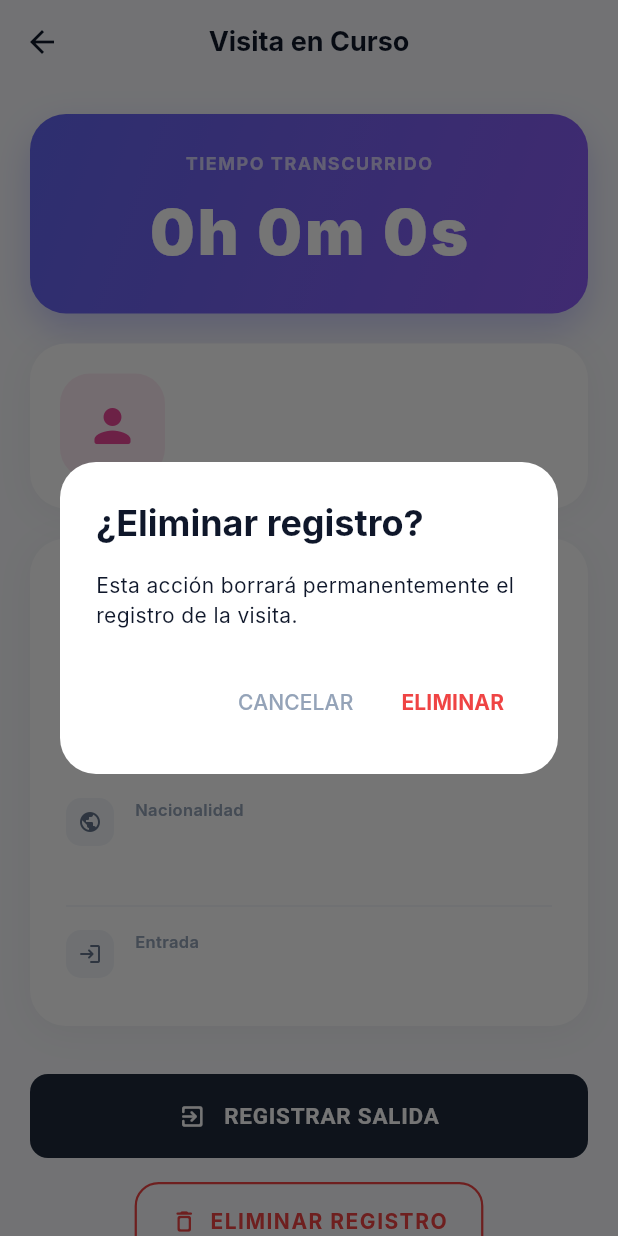
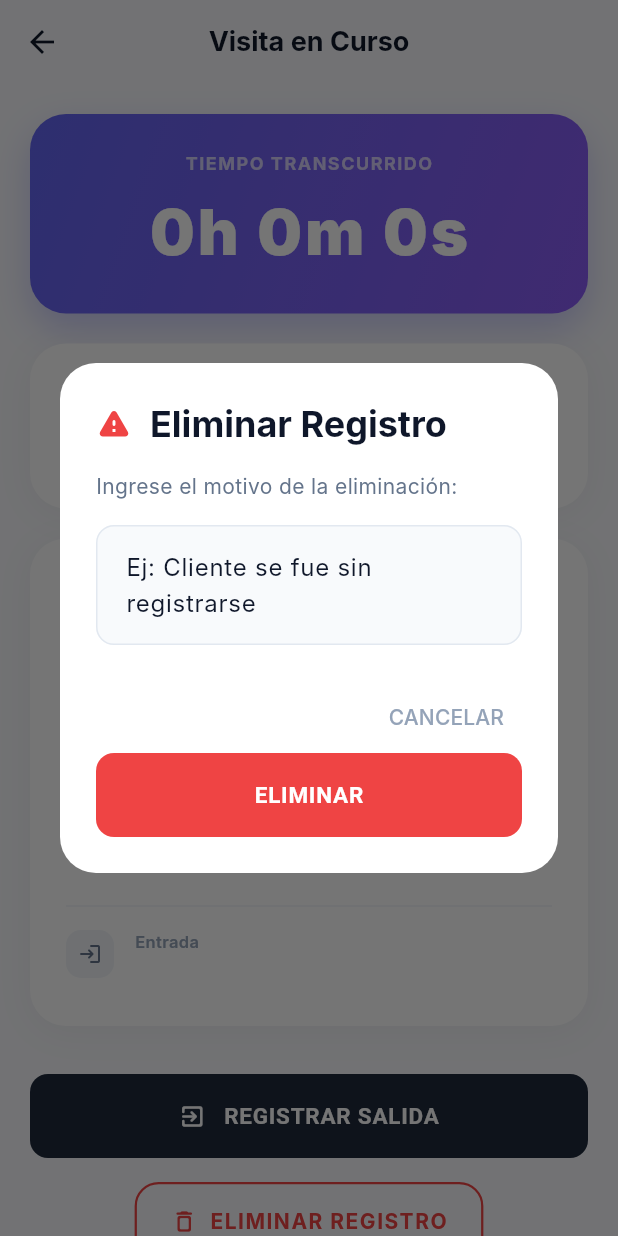
Before and after one commit to Tecnologia-Sseguridad/App-Porteria, a Flutter app: the VisitaDetalleScreen screen opened directly with empty values, after a tap on "ELIMINAR REGISTRO", on a phone screen of 412 x 824 dp. Run offline on Flutter 3.47's test engine with Material 3 defaults, Android fonts, the phone set to English and light mode, and no system bars; our stand-ins replace image_picker, shared_preferences; accounts and stored records are empty; Roboto replaces fonts that are missing (Inter).

```diff
--- a/mrz_app/lib/screens/home_screen.dart
+++ b/mrz_app/lib/screens/home_screen.dart
@@ -169,9 +169,13 @@ class _HomeScreenState extends State<HomeScreen>
       appBar: AppBar(
         title: const Text('CONTROL DE ACCESO'),
         actions: [
-          IconButton(
-            icon: const Icon(Icons.logout_rounded, color: Color(0xFF1E293B)),
+          TextButton.icon(
             onPressed: _logout,
+            icon: const Icon(Icons.logout_rounded, color: Color(0xFF1E293B), size: 20),
+            label: const Text(
+              'Cerrar sesión',
+              style: TextStyle(color: Color(0xFF1E293B), fontSize: 14, fontWeight: FontWeight.w600),
+            ),
           ),
         ],
       ),
--- a/mrz_app/lib/screens/visita_detalle_screen.dart
+++ b/mrz_app/lib/screens/visita_detalle_screen.dart
@@ -115,32 +115,68 @@ class _VisitaDetalleScreenState extends State<VisitaDetalleScreen> {
   Future<void> _eliminarRegistro() async {
     if (_visita.id == null) return;
 
-    final confirm = await showDialog<bool>(
+    final TextEditingController motivoController = TextEditingController();
+    final motivo = await showDialog<String>(
       context: context,
+      barrierDismissible: false,
       builder: (context) => AlertDialog(
         backgroundColor: Colors.white,
         shape: RoundedRectangleBorder(borderRadius: BorderRadius.circular(24)),
-        title: const Text('¿Eliminar registro?', style: TextStyle(fontWeight: FontWeight.bold)),
-        content: const Text('Esta acción borrará permanentemente el registro de la visita.'),
+        title: const Row(
+          children: [
+            Icon(Icons.warning_rounded, color: Color(0xFFEF4444)),
+            SizedBox(width: 12),
+            Text('Eliminar Registro', style: TextStyle(fontWeight: FontWeight.bold)),
+          ],
+        ),
+        content: Column(
+          mainAxisSize: MainAxisSize.min,
+          crossAxisAlignment: CrossAxisAlignment.start,
+          children: [
+            const Text(
+              'Ingrese el motivo de la eliminación:',
+              style: TextStyle(color: Color(0xFF64748B)),
+            ),
+            const SizedBox(height: 16),
+            TextField(
+              controller: motivoController,
+              decoration: InputDecoration(
+                hintText: 'Ej: Cliente se fue sin registrarse',
+                filled: true,
+                fillColor: const Color(0xFFF8FAFC),
+                border: OutlineInputBorder(
+                  borderRadius: BorderRadius.circular(12),
+                  borderSide: BorderSide.none,
+                ),
+              ),
+              maxLines: 2,
+            ),
+          ],
+        ),
         actions: [
           TextButton(
-            onPressed: () => Navigator.pop(context, false),
+            onPressed: () => Navigator.pop(context, null),
             child: const Text('CANCELAR', style: TextStyle(color: Color(0xFF94A3B8))),
           ),
-          TextButton(
-            onPressed: () => Navigator.pop(context, true),
-            child: const Text('ELIMINAR', style: TextStyle(color: Color(0xFFEF4444), fontWeight: FontWeight.bold)),
+          ElevatedButton(
+            onPressed: () => Navigator.pop(context, motivoController.text),
+            style: ElevatedButton.styleFrom(
+              backgroundColor: const Color(0xFFEF4444),
+              foregroundColor: Colors.white,
+              shape: RoundedRectangleBorder(borderRadius: BorderRadius.circular(12)),
+            ),
+            child: const Text('ELIMINAR'),
           ),
         ],
       ),
     );
 
-    if (confirm != true || _visita.id == null) return;
+    if (motivo == null || motivo.isEmpty) return;
 
     setState(() => _isLoading = true);
 
     try {
-      final response = await _apiService.eliminarVisita(_visita.id!);
+      final response = await _apiService.eliminarVisita(_visita.id!, motivo: motivo);
       if (response['success'] == true && mounted) {
         ScaffoldMessenger.of(context).showSnackBar(
           SnackBar(
--- a/mrz_app/lib/services/api_service.dart
+++ b/mrz_app/lib/services/api_service.dart
@@ -596,12 +596,13 @@ class ApiService {
     }
   }
 
-  Future<Map<String, dynamic>> eliminarVisita(int visitaId) async {
+  Future<Map<String, dynamic>> eliminarVisita(int visitaId, {String? motivo}) async {
     if (_session == null) return {'success': false, 'message': 'Sesión no iniciada'};
 
     try {
+      final uri = Uri.parse('$registerUrl/lecturas/$visitaId${motivo != null ? '?motivo=$motivo' : ''}');
       final response = await http.delete(
-        Uri.parse('$registerUrl/lecturas/$visitaId'),
+        uri,
         headers: {
           'Authorization': 'Bearer ${_session!.accessToken}',
         },
```
